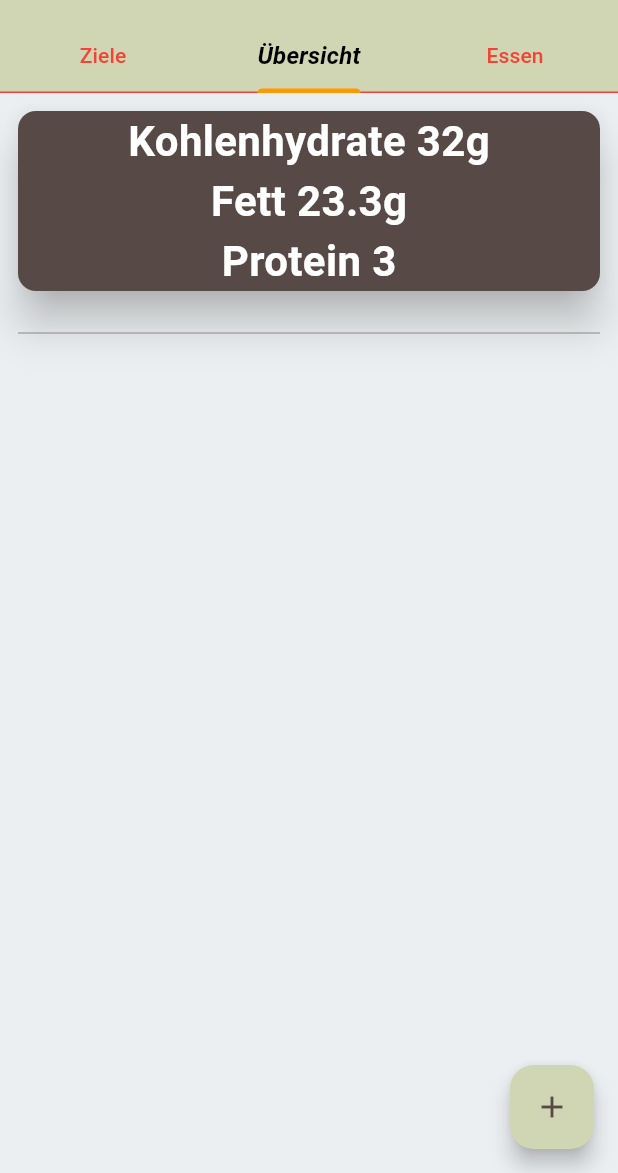
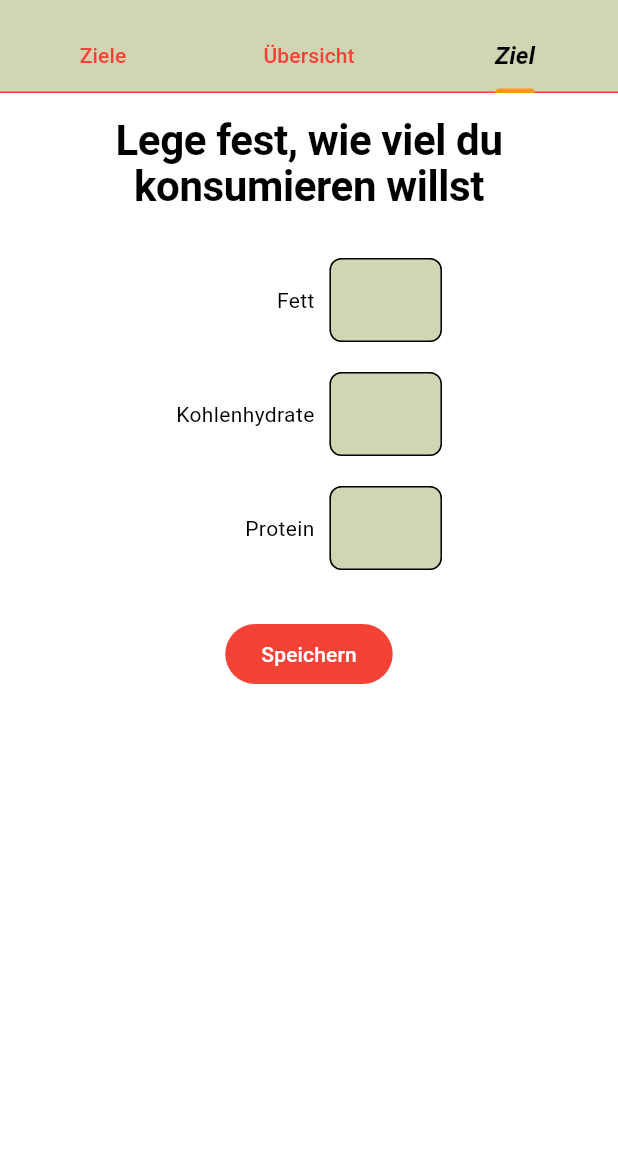
Before and after one commit to Arif043/Meal-Tracker, a Flutter app: the screen it shows after launch, on a phone screen of 412 x 824 dp, the part 63-1236 px from its top. Run offline on Flutter 3.47's test engine with Material 3 defaults, Android fonts, the phone set to English and light mode, and no system bars; our stand-ins replace bloc, bloc_concurrency, flutter_bloc, flutter_secure_storage, isar, multiple_result and 1 more; missing offline and left inert: openfoodfacts; accounts and stored records are empty; generated files the repository leaves out were written again; Roboto replaces fonts that are missing (Rubik).

Commit message:
Added target page

```diff
--- a/lib/application/food/add/add_event.dart
+++ b/lib/application/food/add/add_event.dart
@@ -17,9 +17,11 @@ final class AddItemSelected extends AddEvent {
     required this.index,
   });
 }
-final class AddRemoteRequested extends AddEvent {
-  final String searchTerm;
-  AddRemoteRequested(this.searchTerm);
+final class AddBackToResults extends AddEvent {}
+final class AddItemSubmitted extends AddEvent {
+  final double amount;
+  const AddItemSubmitted({
+    required this.amount,
+  });
+
 }
-
-final class AddBackToResults extends AddEvent {}
--- a/lib/application/food/add/add_state.dart
+++ b/lib/application/food/add/add_state.dart
@@ -2,7 +2,8 @@ part of 'add_bloc.dart';
 
 @immutable
 sealed class AddState {
-  const AddState();
+  final String searchInput;
+  const AddState({this.searchInput = ''});
 }
 
 final class AddInitial extends AddState {}
@@ -22,6 +23,7 @@ final class AddSuccess extends AddState {
   final List<Food> requestedFoods;
   const AddSuccess({
     required this.requestedFoods,
+    required super.searchInput,
   });
 }
 final class AddError extends AddState {
--- a/lib/main.dart
+++ b/lib/main.dart
@@ -3,18 +3,12 @@ import 'package:fitness_tracker/presentation/root_page.dart';
 import 'package:fitness_tracker/presentation/core/theme.dart';
 import 'package:flutter/material.dart';
 import 'package:flutter_bloc/flutter_bloc.dart';
-import 'package:flutter_downloader/flutter_downloader.dart';
 import 'package:openfoodfacts/openfoodfacts.dart';
 
 const APP_NAME = 'Fitness-Tracker';
 
 void main() async {
   WidgetsFlutterBinding.ensureInitialized();
-  await FlutterDownloader.initialize(
-      debug: true, // optional: set to false to disable printing logs to console (default: true)
-      ignoreSsl: true // option: set to false to disable working with http links (default: false)
-  );
-
   runApp(const MyApp());
 }
 
--- a/lib/presentation/core/theme.dart
+++ b/lib/presentation/core/theme.dart
@@ -3,15 +3,17 @@ import 'package:flutter/material.dart';
 const Color a = Color(0xFFB09398);
 const Color b = Color(0xFF564946);
 
-final Color lightPrimaryColor = Colors.blueGrey.shade50;
+final Color lightPrimaryColor = Colors.red;
 final Color lightPrimaryVariantColor = Colors.blueGrey.shade800;
-final Color lightOnPrimaryColor = Colors.blueGrey.shade200;
+final Color lightOnPrimaryColor = Colors.white;
 const Color lightTextColorPrimary = Colors.black;
 const Color lightErrorColor = Colors.redAccent;
 // Color unselectedLabelColor = Colors.
+final lightScaffoldColor = Colors.yellowAccent[50];
 const Color appbarColorLight = Color(0xFFD0D6B3);
 const Color containerTextColorLight = Colors.white;
 const Color containerColorLight = b;
+
 
 final Color darkPrimaryColor = Colors.blueGrey.shade900;
 const Color darkPrimaryVariantColor = Colors.black;
@@ -76,15 +78,17 @@ final InputDecorationTheme inputDecorationTheme = InputDecorationTheme(
   border: OutlineInputBorder(borderRadius: BorderRadius.circular(8)),
 );
 
+final TabBarTheme lightTabBarTheme = TabBarTheme(
+  dividerColor: Colors.red,
+  indicatorColor: Colors.orange,
+  labelStyle: lightBodyText,
+  unselectedLabelStyle: TextStyle(color: Colors.red),
+);
+
 final ThemeData lightTheme = ThemeData(
-  tabBarTheme: TabBarTheme(
-    dividerColor: Colors.red,
-    indicatorColor: Colors.orange,
-    labelStyle: lightBodyText,
-    unselectedLabelStyle: TextStyle(color: Colors.red),
-  ),
+  tabBarTheme: lightTabBarTheme,
   inputDecorationTheme: inputDecorationTheme,
-  scaffoldBackgroundColor: lightPrimaryColor,
+  scaffoldBackgroundColor: lightScaffoldColor,
   appBarTheme: const AppBarTheme(
     color: appbarColorLight,
     iconTheme: IconThemeData(color: iconColor),
--- a/lib/presentation/root_page.dart
+++ b/lib/presentation/root_page.dart
@@ -1,11 +1,12 @@
 import 'package:fitness_tracker/infrastructure/models/consumed_food_model.dart';
 import 'package:fitness_tracker/presentation/home_page.dart';
+import 'package:fitness_tracker/presentation/target_page.dart';
 import 'package:flutter/material.dart';
 import 'package:flutter_bloc/flutter_bloc.dart';
 
 import '../application/food/food_bloc.dart';
 
-const _barTitles = ['Ziele', 'Übersicht', 'Essen'];
+const _barTitles = ['Ziele', 'Übersicht', 'Ziel'];
 
 class RootPage extends StatefulWidget {
   const RootPage({Key? key}) : super(key: key);
@@ -22,7 +23,7 @@ class _RootPageState extends State<RootPage>
   void initState() {
     super.initState();
     _tabController = TabController(length: 3, vsync: this);
-    _tabController.index = 1;
+    _tabController.index = 2;
     _tabController.addListener(() => setState(() {}));
   }
 
@@ -44,7 +45,7 @@ class _RootPageState extends State<RootPage>
         body: TabBarView(controller: _tabController, children: [
           Placeholder(),
           HomePage(),
-          Placeholder()
+          TargetPage()
         ]),
         floatingActionButton: _tabController.index == 1 ? FloatingActionButton(
           child: Icon(Icons.add),
--- /dev/null
+++ b/lib/presentation/target_page.dart
@@ -0,0 +1,67 @@
+import 'package:flutter/material.dart';
+
+class TargetPage extends StatelessWidget {
+  const TargetPage({Key? key}) : super(key: key);
+
+  @override
+  Widget build(BuildContext context) {
+    return Center(
+      child: Padding(
+        padding: const EdgeInsets.all(8.0),
+        child: Column(
+          children: [
+            Padding(
+              padding: const EdgeInsets.only(bottom: 32, top: 8),
+              child: Text(
+                'Lege fest, wie viel du konsumieren willst',
+                textAlign: TextAlign.center,
+                style: TextTheme.of(context).displayLarge,
+              ),
+            ),
+            Column(
+              crossAxisAlignment: CrossAxisAlignment.end,
+              children: [
+              Row(
+                mainAxisSize: MainAxisSize.min,
+                children: [
+                  Text('Fett'),
+                  SizedBox(width: 10,),
+                  SizedBox(
+                    width: 75,
+                    child: TextField(controller: TextEditingController()),
+                  ),
+                ],
+              ),
+              SizedBox(height: 20),
+              Row(
+                mainAxisSize: MainAxisSize.min,
+                children: [
+                  Text('Kohlenhydrate'),
+                  SizedBox(width: 10,),
+                  SizedBox(
+                    width: 75,
+                    child: TextField(controller: TextEditingController()),
+                  ),
+                ],
+              ),
+              SizedBox(height: 20),
+              Row(
+                mainAxisSize: MainAxisSize.min,
+                children: [
+                  Text('Protein'),
+                  SizedBox(width: 10,),
+                  SizedBox(
+                    width: 75,
+                    child: TextField(controller: TextEditingController()),
+                  ),
+                ],
+              )
+            ],),
+            SizedBox(height: 32,),
+            FilledButton(onPressed: (){}, child: Text('Speichern'),)
+          ],
+        ),
+      ),
+    );
+  }
+}
--- a/pubspec.yaml
+++ b/pubspec.yaml
@@ -50,7 +50,6 @@ dependencies:
   multiple_result:
   uuid:
   flutter_secure_storage:
-  flutter_downloader: ^1.12.0
 
 dev_dependencies:
   flutter_test:
@@ -65,6 +64,7 @@ dev_dependencies:
   build_runner: ^2.4.15
   bloc:
   flutter_bloc:
+  bloc_concurrency: ^0.3.0
   isar_generator:
     hosted:
       name: isar_generator
```
Also changed, not shown: lib/application/food/add/add_bloc.dart (+13 -12 lines), lib/presentation/search_dialog.dart (+83 -22 lines), pubspec.lock.
